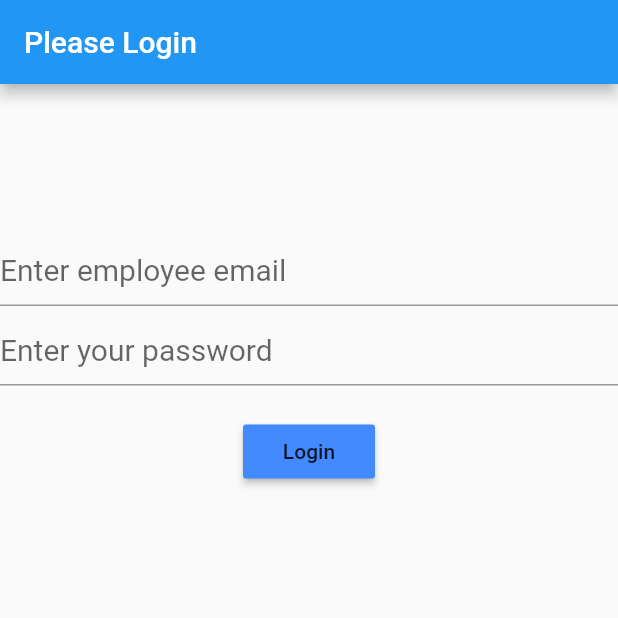
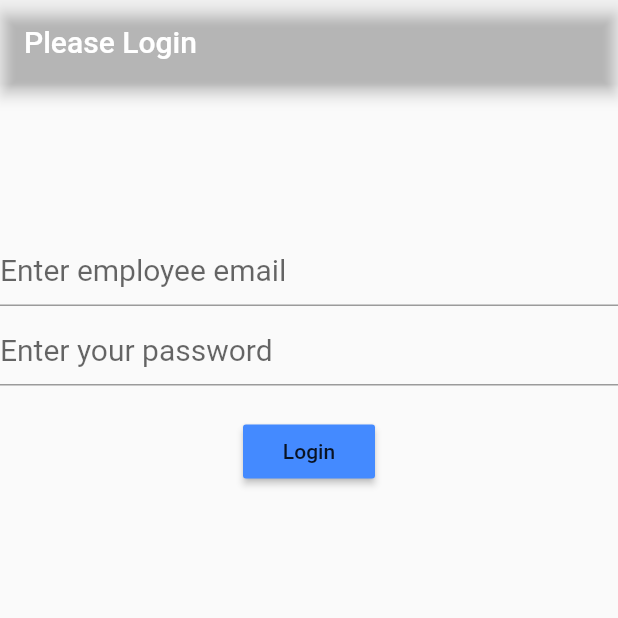
Before and after one commit to ApolloHighSchoolKY/Reserveded, a Flutter app: the screen it shows after launch, on a phone screen of 412 x 824 dp, the top half of it. Run offline on Flutter 3.47's test engine with Material 2 defaults, Android fonts, the phone set to English and light mode, and no system bars; our stand-ins replace firebase_auth; accounts and stored records are empty.

Commit message:
Changing Color on App
Made the color red to be consistent with our board.

```diff
--- a/lib/main.dart
+++ b/lib/main.dart
@@ -2,17 +2,18 @@ import 'package:flutter/material.dart';
 import 'pages/landing_page.dart';
 
 void main() => runApp(Reserved());
+const PrimaryColor = const Color(0x8C0004);
 
 class Reserved extends StatelessWidget{
 @override
   Widget build(BuildContext context) {
     return new MaterialApp(
       title:"Reserved",
-      color: Colors.red,
       home: new Center(
         child: new Scaffold(
           appBar: new AppBar(
             title: new Text("Please Login"),
+            backgroundColor: PrimaryColor,
           ),
           body:new LandingPage(),
         ),
```
